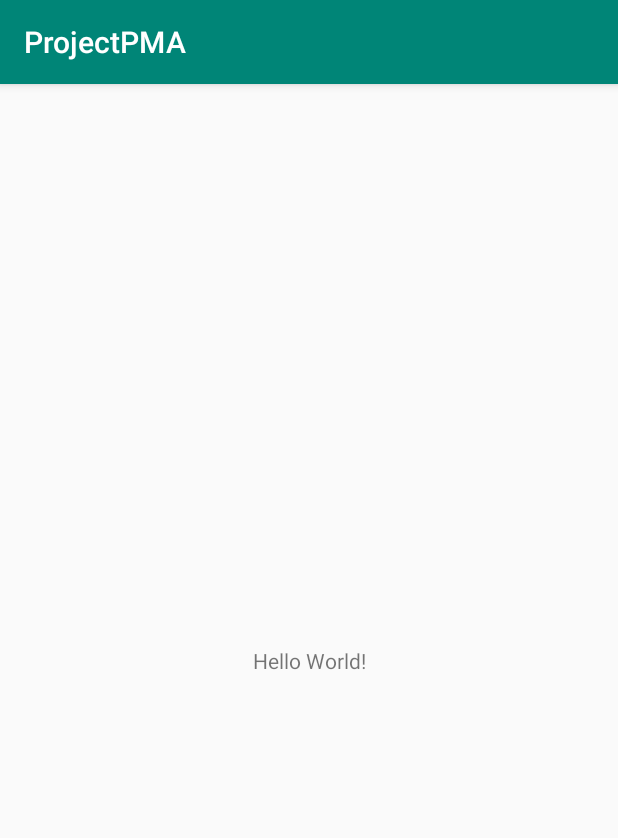
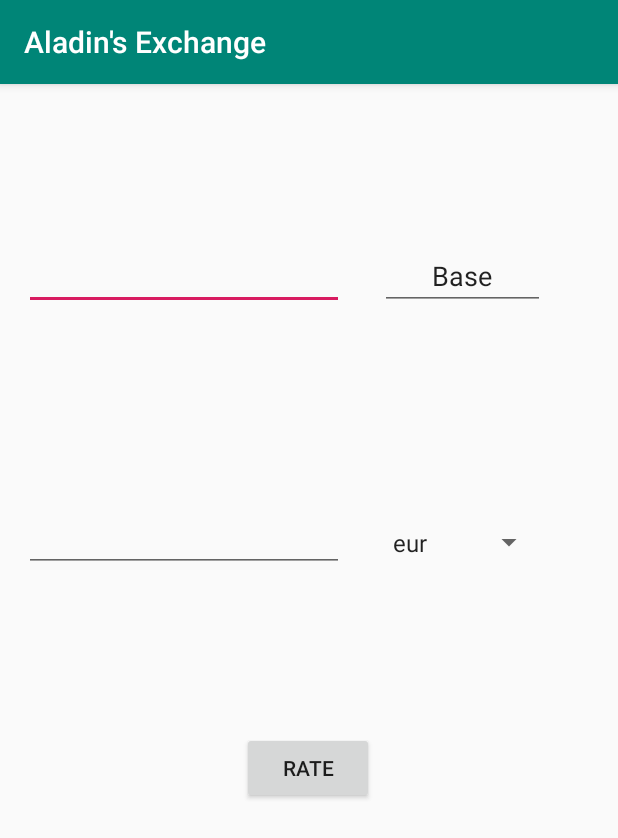
Before and after one commit to DorotikPMA/Project, an Android app: the screen it shows after launch (MainActivity), on a phone screen of 412 x 824 dp. Shown: the top 838 px of the screen. Run offline under Robolectric (Android 15) with nearby library versions, the phone set to English and light mode, and no system bars; our stand-ins replace Volley; network calls fail; 1 statement that could not run was skipped.

Commit message:
UI zaklad prvni activity

```diff
--- a/app/build.gradle
+++ b/app/build.gradle
@@ -27,4 +27,5 @@ dependencies {
     testImplementation 'junit:junit:4.12'
     androidTestImplementation 'androidx.test.ext:junit:1.1.0'
     androidTestImplementation 'androidx.test.espresso:espresso-core:3.1.1'
+    implementation 'com.google.android.material:material:1.0.0'
 }
--- a/app/src/main/AndroidManifest.xml
+++ b/app/src/main/AndroidManifest.xml
@@ -25,7 +25,9 @@
         </activity>
 
 
-        <activity android:name=".MainActivity">
+        <activity android:name=".MainActivity"
+            android:theme="@style/AppTheme"
+            android:screenOrientation="portrait">
 
         </activity>
 
--- a/app/src/main/res/layout/activity_main.xml
+++ b/app/src/main/res/layout/activity_main.xml
@@ -6,14 +6,66 @@
     android:layout_height="match_parent"
     tools:context=".MainActivity">
 
-    <TextView
-        android:id="@+id/textView"
+    <EditText
+        android:id="@+id/howMuch"
         android:layout_width="wrap_content"
         android:layout_height="wrap_content"
-        android:text="Hello World!"
-        app:layout_constraintBottom_toBottomOf="parent"
-        app:layout_constraintLeft_toLeftOf="parent"
-        app:layout_constraintRight_toRightOf="parent"
+        android:layout_marginStart="16dp"
+        android:layout_marginLeft="16dp"
+        android:layout_marginTop="105dp"
+        android:ems="10"
+        android:gravity="center"
+        android:inputType="numberSigned"
+        app:layout_constraintStart_toStartOf="parent"
         app:layout_constraintTop_toTopOf="parent" />
 
+    <EditText
+        android:id="@+id/from"
+        android:layout_width="110dp"
+        android:layout_height="45dp"
+        android:ems="10"
+        android:gravity="center"
+        android:inputType="textPersonName"
+        android:text="Base"
+        app:layout_constraintBaseline_toBaselineOf="@+id/howMuch"
+        app:layout_constraintEnd_toEndOf="@+id/spinner2" />
+
+    <Spinner
+        android:id="@+id/spinner2"
+        android:layout_width="109dp"
+        android:layout_height="39dp"
+        android:layout_marginEnd="24dp"
+        android:layout_marginRight="24dp"
+        android:entries="@array/rates_array"
+        android:gravity="center|center_horizontal|center_vertical"
+        app:layout_constraintBottom_toBottomOf="@+id/rated"
+        app:layout_constraintEnd_toEndOf="parent"
+        app:layout_constraintStart_toEndOf="@+id/rated" />
+
+
+    <EditText
+        android:id="@+id/rated"
+        android:layout_width="wrap_content"
+        android:layout_height="wrap_content"
+        android:layout_marginStart="16dp"
+        android:layout_marginLeft="16dp"
+        android:layout_marginTop="280dp"
+        android:ems="10"
+        android:gravity="center"
+        android:inputType="numberSigned"
+        app:layout_constraintStart_toStartOf="parent"
+        app:layout_constraintTop_toTopOf="parent" />
+
+    <Button
+        android:id="@+id/button2"
+        android:layout_width="wrap_content"
+        android:layout_height="wrap_content"
+        android:text="Rate"
+        app:layout_constraintBottom_toBottomOf="parent"
+        app:layout_constraintEnd_toEndOf="parent"
+        app:layout_constraintHorizontal_bias="0.498"
+        app:layout_constraintStart_toStartOf="parent"
+        app:layout_constraintTop_toTopOf="parent"
+        app:layout_constraintVertical_bias="0.6" />
+
 </androidx.constraintlayout.widget.ConstraintLayout>
--- a/app/src/main/res/values/strings.xml
+++ b/app/src/main/res/values/strings.xml
@@ -1,3 +1,11 @@
 <resources>
-    <string name="app_name">ProjectPMA</string>
+    <string name="app_name">"Aladin's Exchange"</string>
+    <string-array name="rates_array">
+        <item>eur</item>
+        <item>usd</item>
+        <item>pln</item>
+        <item>czk</item>
+        <item>gbp</item>
+        <item>mxn</item>
+    </string-array>
 </resources>
```
Also changed, not shown: app/src/main/java/cz/education/projectpma/MainActivity.java (+47 -14 lines), 1 other file.
